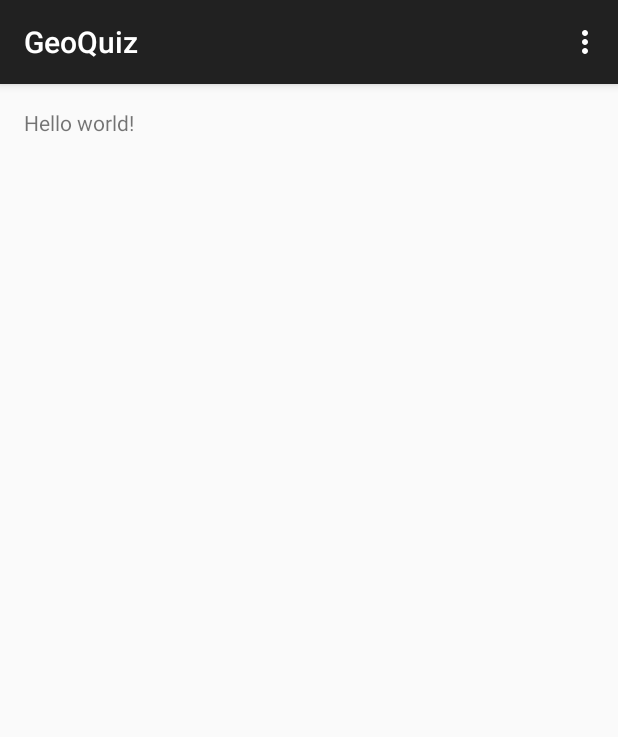
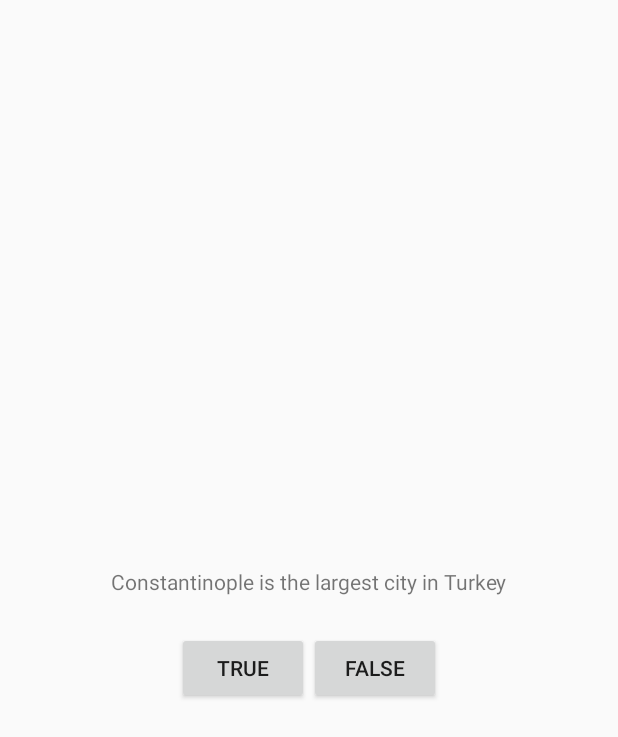
Before and after one commit to Maecenas49/BNR-Projects, an Android app: the screen it shows after launch (QuizActivity), on a phone screen of 412 x 824 dp. Shown: the top 737 px of the screen. Run offline under Robolectric (Android 15) with nearby library versions, the light colour scheme and no system bars.

Commit message:
Implemented toast message for True and False buttons.

```diff
--- a/GeoQuiz/GeoQuiz/app/src/main/java/com/bignerdranch/android/geoquiz/QuizActivity.java
+++ b/GeoQuiz/GeoQuiz/app/src/main/java/com/bignerdranch/android/geoquiz/QuizActivity.java
@@ -1,17 +1,45 @@
 package com.bignerdranch.android.geoquiz;
 
 import android.support.v7.app.ActionBarActivity;
+import android.app.Activity;
 import android.os.Bundle;
 import android.view.Menu;
 import android.view.MenuItem;
+import android.view.View;
+import android.widget.Button;
+import android.widget.Toast;
 
 
-public class QuizActivity extends ActionBarActivity {
+public class QuizActivity extends Activity {
+
+
+    private Button mTrueButton;
+    private Button mFalseButton;
 
     @Override
     protected void onCreate(Bundle savedInstanceState) {
         super.onCreate(savedInstanceState);
         setContentView(R.layout.activity_quiz);
+
+        //Set view to True and False Buttons. Implementing OnClickListener for each
+        mTrueButton = (Button)findViewById(R.id.true_button);
+        //Uses anonymous inner class. There is no need for the overhead of a named class
+        // because the class will be used in one place only.
+        mTrueButton.setOnClickListener(new View.OnClickListener(){
+            @Override
+            public void onClick(View v) {
+                //Since this is in an anonymous inner class, "this" cannot be used as context
+                //"this" refers to OnClickListener, which is why "QuizActivity.this" is called
+                Toast.makeText(QuizActivity.this,R.string.incorrect_toast,Toast.LENGTH_LONG).show();
+            }
+        });
+        mFalseButton = (Button)findViewById(R.id.false_button);
+        mFalseButton.setOnClickListener(new View.OnClickListener(){
+            @Override
+            public void onClick(View v) {
+                Toast.makeText(QuizActivity.this,R.string.correct_toast,Toast.LENGTH_LONG).show();
+            }
+        });
     }
 
 
--- a/GeoQuiz/GeoQuiz/app/src/main/res/layout/activity_quiz.xml
+++ b/GeoQuiz/GeoQuiz/app/src/main/res/layout/activity_quiz.xml
@@ -1,11 +1,33 @@
-<RelativeLayout xmlns:android="http://schemas.android.com/apk/res/android"
-    xmlns:tools="http://schemas.android.com/tools" android:layout_width="match_parent"
-    android:layout_height="match_parent" android:paddingLeft="@dimen/activity_horizontal_margin"
-    android:paddingRight="@dimen/activity_horizontal_margin"
-    android:paddingTop="@dimen/activity_vertical_margin"
-    android:paddingBottom="@dimen/activity_vertical_margin" tools:context=".QuizActivity">
+<LinearLayout xmlns:android="http://schemas.android.com/apk/res/android"
+    xmlns:tools="http://schemas.android.com/tools"
+    android:layout_width="match_parent"
+    android:layout_height="match_parent"
+    android:gravity="center"
+    android:orientation="vertical">
 
-    <TextView android:text="@string/hello_world" android:layout_width="wrap_content"
-        android:layout_height="wrap_content" />
+    <TextView
+        android:text="@string/question_text"
+        android:layout_width="wrap_content"
+        android:layout_height="wrap_content"
+        android:padding="24dp"/>
 
-</RelativeLayout>
+    <LinearLayout
+        android:layout_width="wrap_content"
+        android:layout_height="wrap_content"
+        android:orientation="horizontal" >
+
+        <Button
+            android:id="@+id/true_button"
+            android:layout_width="wrap_content"
+            android:layout_height="wrap_content"
+            android:text="@string/true_button"/>
+
+        <Button
+            android:id="@+id/false_button"
+            android:layout_width="wrap_content"
+            android:layout_height="wrap_content"
+            android:text="@string/false_button"/>
+
+        </LinearLayout>
+
+</LinearLayout>
--- a/GeoQuiz/GeoQuiz/app/src/main/res/values/strings.xml
+++ b/GeoQuiz/GeoQuiz/app/src/main/res/values/strings.xml
@@ -1,8 +1,14 @@
 <?xml version="1.0" encoding="utf-8"?>
 <resources>
 
+    <string name="question_text">Constantinople is the largest city in Turkey</string>
+    <string name="true_button">True</string>
+    <string name="false_button">False</string>
+    <string name="settings_menu">Settings</string>
+    <string name="action_settings">Action_Settings</string>
     <string name="app_name">GeoQuiz</string>
-    <string name="hello_world">Hello world!</string>
-    <string name="action_settings">Settings</string>
+    <string name="correct_toast">Correct!</string>
+    <string name="incorrect_toast">Incorrect!</string>
+
 
 </resources>
```
Also changed, not shown: 1 other file.
